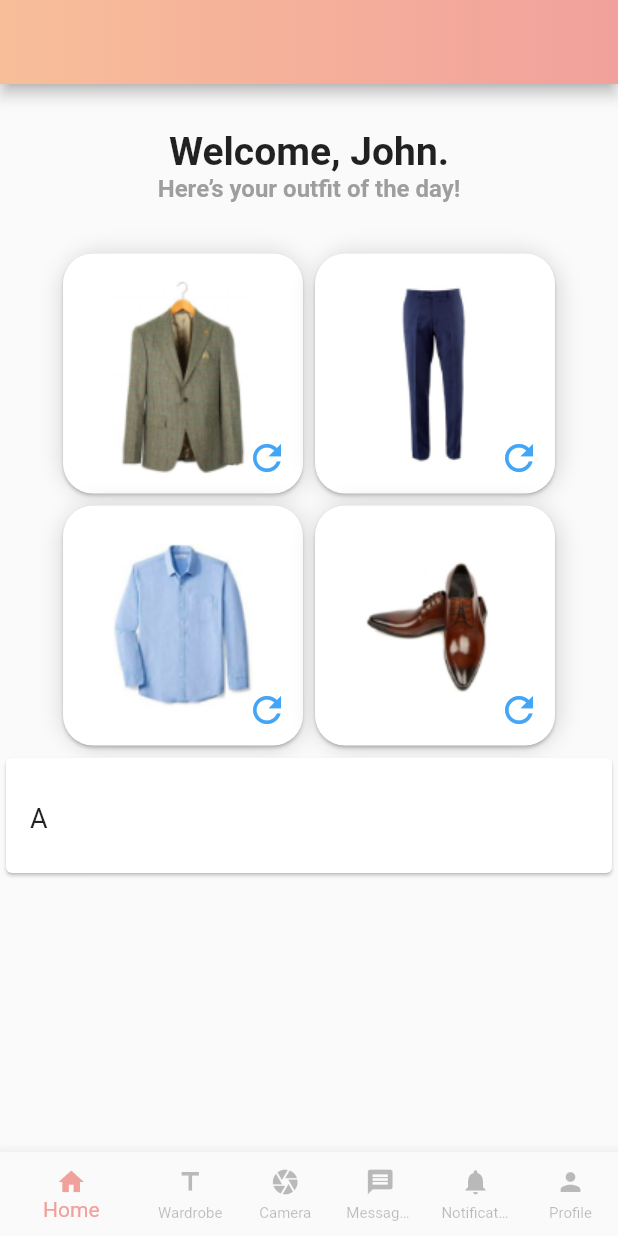
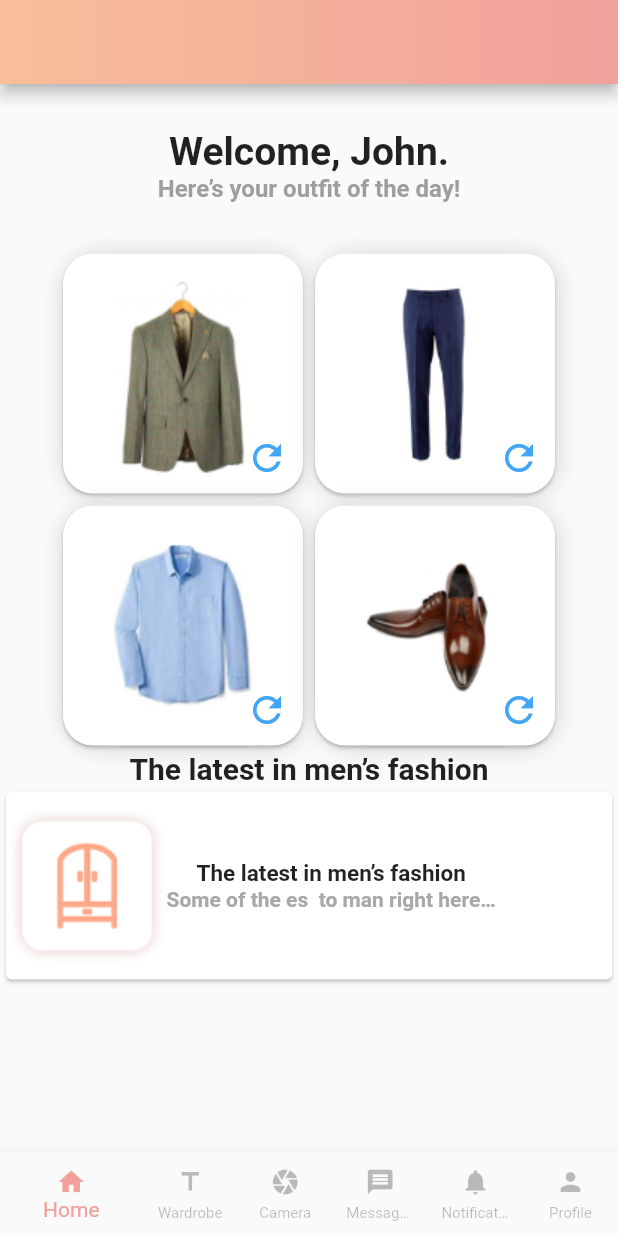
Before and after one commit to MuhammadSaadQadeer/Wardrobe, a Flutter app: the screen it shows after launch, on a phone screen of 412 x 824 dp. Run offline on Flutter 3.47's test engine with Material 2 defaults, Android fonts, the phone set to English and light mode, and no system bars; our stand-ins replace gradient_app_bar.

Commit message:
fix: list view issues fixed

```diff
--- a/lib/screens/myhome.dart
+++ b/lib/screens/myhome.dart
@@ -1,4 +1,5 @@
 import 'package:flutter/material.dart';
+import 'package:wardrobe/components/customtext.dart';
 
 class MyHome extends StatelessWidget {
   final Color color;
@@ -59,27 +60,61 @@ class MyHome extends StatelessWidget {
             )
           ],
         ),
+        Text(
+          "The latest in men’s fashion",
+          style: TextStyle(
+              decoration: TextDecoration.none,
+              textBaseline: TextBaseline.alphabetic,
+              fontWeight: FontWeight.bold,
+              fontSize: 20),
+        ),
         Container(
-            height: 1000,
+            height: 140,
             // alignment: MainAxisAlignment.center,
             child: ListView.builder(
               itemCount: entries.length,
-              itemBuilder: (context, pos) {
+              itemBuilder: (BuildContext context, int pos) {
                 return Padding(
-                    padding: EdgeInsets.only(bottom: 16.0),
+                    padding: EdgeInsets.only(bottom: 1.0),
                     child: Card(
                       color: Colors.white,
                       child: Padding(
-                        padding: EdgeInsets.symmetric(
-                            vertical: 24.0, horizontal: 16.0),
-                        child: Text(
-                          entries[pos],
-                          style: TextStyle(
-                            fontSize: 18.0,
-                            height: 1.6,
-                          ),
-                        ),
-                      ),
+                          padding: EdgeInsets.symmetric(
+                              vertical: 10.0, horizontal: 1.0),
+                          child: Row(
+                            crossAxisAlignment: CrossAxisAlignment.center,
+                            mainAxisAlignment: MainAxisAlignment.start,
+                            children: <Widget>[
+                              Column(
+                                children: <Widget>[
+                                  Center(
+                                      child: Image.asset('assets/Image1.png')),
+                                ],
+                              ),
+                              Column(
+                                children: <Widget>[
+                                  Text(
+                                    "The latest in men’s fashion",
+                                    style: TextStyle(
+                                        decoration: TextDecoration.none,
+                                        textBaseline: TextBaseline.alphabetic,
+                                        fontWeight: FontWeight.bold,
+                                        fontSize: 15),
+                                  ),
+                                  Text(
+                                    "Some of the es  to man right here…",
+                                    softWrap: true,
+                                    style: TextStyle(
+                                        decoration: TextDecoration.none,
+                                        textBaseline: TextBaseline.alphabetic,
+                                        fontWeight: FontWeight.bold,
+                                        color: Color(0xFFA8A8A8),
+                                        fontSize: 14),
+                                  ),
+                                ],
+                              )
+                            ],
+                          )),
                     ));
               },
             )),
```
